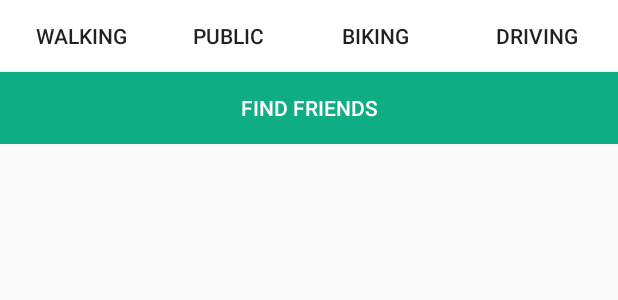
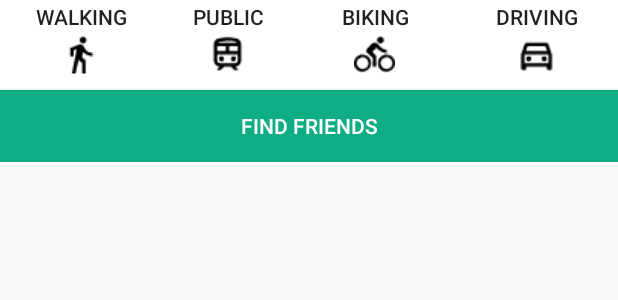
Before and after one commit to leothelindo/TravelBud, an Android app: the layout bottom_sheet.xml on its own in the app's theme, with its tools: preview values and no code run, on a phone screen of 412 x 824 dp. Shown: the top 300 px of the screen. Run offline under Robolectric (Android 15) with nearby library versions, the phone set to English and light mode, and no system bars.

Commit message:
added icons to bottom_sheet

```diff
--- a/app/src/main/res/layout/activity_main.xml
+++ b/app/src/main/res/layout/activity_main.xml
@@ -13,7 +13,7 @@
         android:layout_height="match_parent"
         android:layout_alignParentTop="true"
         android:layout_centerHorizontal="true"
-        android:layout_marginTop="58dp" >
+        android:layout_marginTop="56dp" >
 
     </FrameLayout>
 
--- a/app/src/main/res/layout/bottom_sheet.xml
+++ b/app/src/main/res/layout/bottom_sheet.xml
@@ -21,41 +21,51 @@
         <ToggleButton
             android:id="@+id/walking_btn"
             android:layout_width="wrap_content"
-            android:layout_height="wrap_content"
+            android:layout_height="60dp"
             android:layout_weight="1"
+            android:background="@drawable/my_btn_toggle"
+            android:drawableBottom="@drawable/outline_directions_walk_black_18"
             android:text="Walking"
             android:textOff="Walking"
             android:textOn="Walking"
-            android:background="@drawable/my_btn_toggle"/>
+            android:paddingBottom="10dp"/>
 
         <ToggleButton
             android:id="@+id/public_btn"
             android:layout_width="wrap_content"
-            android:layout_height="wrap_content"
+            android:layout_height="60dp"
             android:background="@drawable/my_btn_toggle"
+            android:drawableBottom="@drawable/outline_train_black_18"
             android:text="Public"
             android:textOff="Public"
-            android:textOn="Public" />
+            android:textOn="Public"
+            android:paddingBottom="10dp"/>
 
         <ToggleButton
             android:id="@+id/biking_btn"
-            android:text="Biking"
             android:layout_width="wrap_content"
-            android:layout_height="wrap_content"
+            android:layout_height="60dp"
             android:layout_weight="1"
             android:background="@drawable/my_btn_toggle"
+            android:drawableBottom="@drawable/outline_directions_bike_black_18"
+
+            android:text="Biking"
             android:textOff="Biking"
-            android:textOn="Biking" />
+            android:textOn="Biking"
+            android:paddingBottom="10dp"/>
 
         <ToggleButton
             android:id="@+id/driving_btn"
             android:layout_width="wrap_content"
-            android:layout_height="wrap_content"
+            android:layout_height="60dp"
             android:layout_weight="1"
             android:background="@drawable/my_btn_toggle"
+            android:drawableBottom="@drawable/outline_directions_car_black_18"
+
             android:text="driving"
             android:textOff="Driving"
-            android:textOn="Driving" />
+            android:textOn="Driving"
+            android:paddingBottom="10dp"/>
 
     </LinearLayout>
 
```
Also changed, not shown: app/src/main/java/me/leojlindo/travelbud/AccountFragment.java (+19 -24 lines), app/src/main/java/me/leojlindo/travelbud/SettingFragment.java (+23 -0 lines), app/src/main/res/layout/fragment_setting.xml (+12 -0 lines), app/src/main/res/drawable-v24/outline_directions_walk_black_18.png, app/src/main/res/drawable/outline_directions_bike_black_18.png (added), app/src/main/res/drawable/outline_directions_car_black_18.png (added), app/src/main/res/drawable/outline_train_black_18.png (added).
